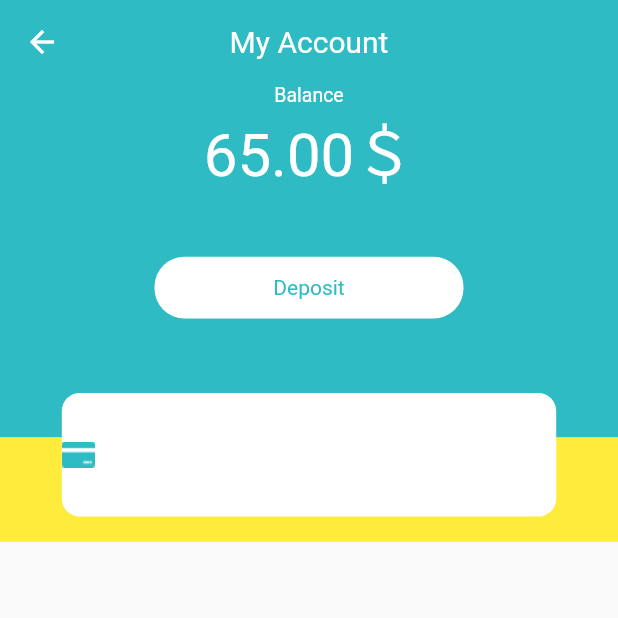
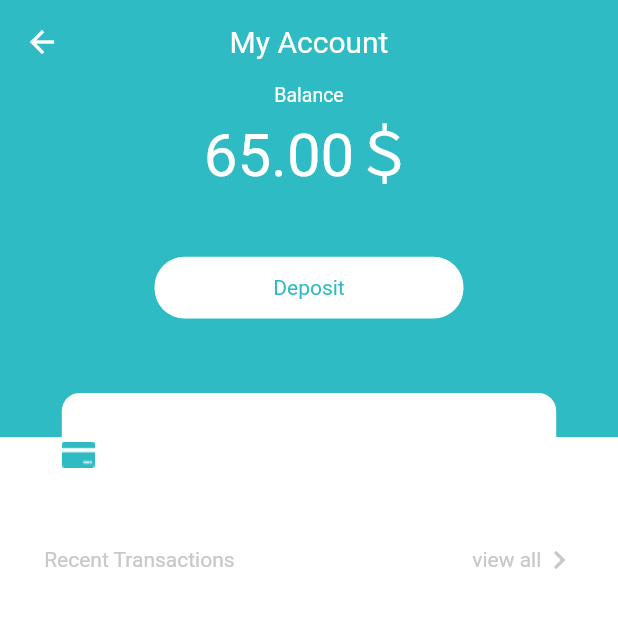
Before and after one commit to UtsavMoradiya/read_book_app, a Flutter app: the MyaccountScreen screen opened directly, on a phone screen of 412 x 824 dp, the top half of it. Run offline on Flutter 3.47's test engine with Material 2 defaults, Android fonts, the phone set to English and light mode, and no system bars.

Commit message:
my accountscreen

```diff
--- a/lib/scrrens/myaccount_screen.dart
+++ b/lib/scrrens/myaccount_screen.dart
@@ -21,6 +21,12 @@ class _MyaccountScreenState extends State<MyaccountScreen> {
     "Daughters of War",
     "A Family Affair",
   ];
+  List<String> dollardata = [
+    "-＄5.50 ",
+    "-＄6.50",
+    "+＄80.00",
+    "-＄9.50",
+  ];
   @override
   Widget build(BuildContext context) {
     Size size = MediaQuery.of(context).size;
@@ -29,6 +35,7 @@ class _MyaccountScreenState extends State<MyaccountScreen> {
     double text = MediaQuery.of(context).textScaleFactor;
 
     return Scaffold(
+      backgroundColor: Colors.white,
       appBar: AppBar(
         backgroundColor: const Color(0XFF2EBBC3),
         elevation: 0,
@@ -42,17 +49,19 @@ class _MyaccountScreenState extends State<MyaccountScreen> {
       body: SafeArea(
         top: true,
         bottom: true,
-        child: Stack(
+        child: Column(
+          children: [
+            Stack(
               children: [
                 Container(
                   height: height / 2.7,
                   width: double.infinity,
-              color: Colors.yellow,
+                  color: Colors.white,
                 ),
                 Container(
                   height: height / 3.5,
                   width: double.infinity,
-              color: Color(0XFF2EBBC3),
+                  color: const Color(0XFF2EBBC3),
                   child: Column(
                     children: [
                       Text(
@@ -107,6 +116,34 @@ class _MyaccountScreenState extends State<MyaccountScreen> {
                       ],
                     ),
                   ),
+                ),
+              ],
+            ),
+            Row(
+              children: [
+                SizedBox(
+                  width: width / 14,
+                ),
+                const Text(
+                  "Recent Transactions",
+                  style: TextStyle(
+                    color: Color(0XFFC7C7CC),
+                  ),
+                ),
+                SizedBox(
+                  width: width / 2.6,
+                ),
+                const Text(
+                  "view all",
+                  style: TextStyle(
+                    color: Color(0XFFC7C7CC),
+                  ),
+                ),
+                const Icon(
+                  Icons.navigate_next,
+                  color: Color(0XFFC7C7CC),
+                )
+              ],
             )
           ],
         ),
```
Lines whose indentation alone changed are shown as unchanged.
